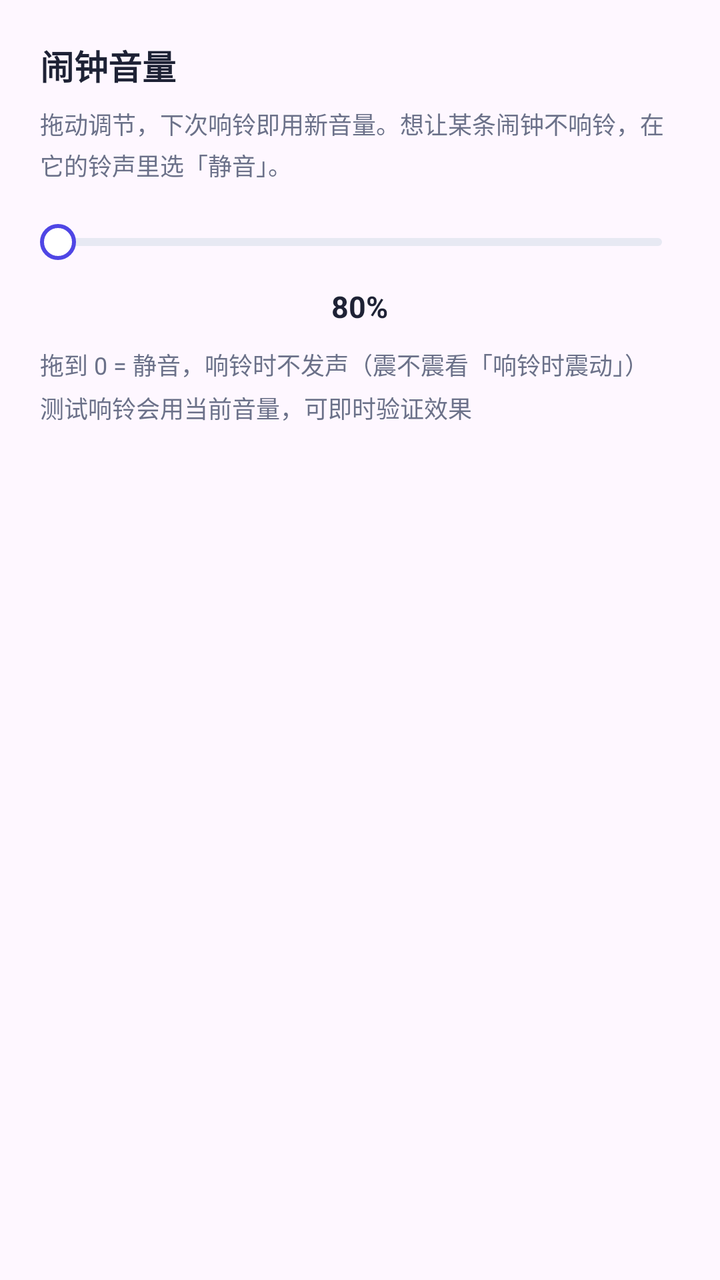
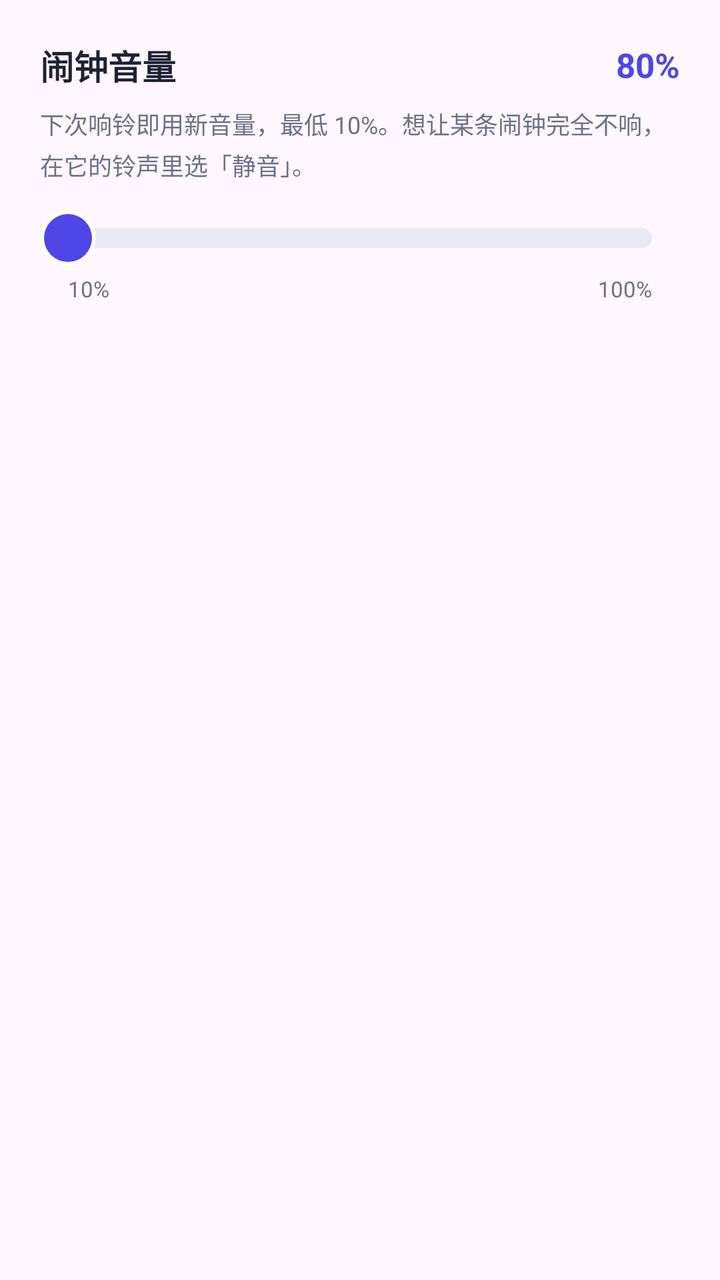

The first picture is an Android layout as it rendered before a commit; the second is the same layout after the commit. The layout source and the unified diff follow.
<!-- AndroidManifest.xml: application theme Theme.WeekdayAlarm -->
<!-- res/layout/dialog_volume.xml -->
<?xml version="1.0" encoding="utf-8"?>
<LinearLayout xmlns:android="http://schemas.android.com/apk/res/android"
    android:layout_width="match_parent"
    android:layout_height="wrap_content"
    android:orientation="vertical"
    android:padding="20dp">

    <TextView
        android:layout_width="wrap_content"
        android:layout_height="wrap_content"
        android:text="@string/dialog_volume_title"
        android:textColor="@color/ink"
        android:textSize="17sp"
        android:textStyle="bold" />

    <TextView
        android:layout_width="match_parent"
        android:layout_height="wrap_content"
        android:layout_marginTop="8dp"
        android:lineSpacingMultiplier="1.2"
        android:text="@string/dialog_volume_message"
        android:textColor="@color/sub"
        android:textSize="12sp" />



    
    <SeekBar
        android:id="@+id/seek_volume"
        android:layout_width="match_parent"
        android:layout_height="wrap_content"
        android:layout_marginTop="12dp"
        android:max="90"
        android:minHeight="36dp"
        android:paddingStart="9dp"
        android:paddingEnd="9dp"
        android:progressDrawable="@drawable/seek_track"
        android:splitTrack="false"
        android:thumb="@drawable/seek_thumb" />

    <TextView
        android:id="@+id/tv_volume_value"
        android:layout_width="wrap_content"
        android:layout_height="wrap_content"
        android:layout_gravity="center_horizontal"
        android:layout_marginTop="4dp"
        android:text="80%"
        android:textColor="@color/ink"
        android:textSize="15sp"
        android:textStyle="bold" />

    <TextView
        android:layout_width="match_parent"
        android:layout_height="wrap_content"
        android:layout_marginTop="10dp"
        android:text="拖到 0 = 静音，响铃时不发声（震不震看「响铃时震动」）"
        android:textColor="@color/sub"
        android:textSize="12sp" />

    <TextView
        android:layout_width="match_parent"
        android:layout_height="wrap_content"
        android:layout_marginTop="4dp"
        android:text="测试响铃会用当前音量，可即时验证效果"
        android:textColor="@color/sub"
        android:textSize="12sp" />
</LinearLayout>
<!-- resources referenced by this layout -->
<resources>
  <color name="ink">#1E2235</color>
  <color name="sub">#6B7189</color>
  <!-- drawable seek_thumb (drawable) -->
  <?xml version="1.0" encoding="utf-8"?>
  <shape xmlns:android="http://schemas.android.com/apk/res/android"
      android:shape="oval">
      <solid android:color="@color/card" />
      <stroke
          android:width="2dp"
          android:color="@color/indigo" />
      <size
          android:width="18dp"
          android:height="18dp" />
  </shape>
  <!-- drawable seek_track (drawable) -->
  <?xml version="1.0" encoding="utf-8"?>
  <layer-list xmlns:android="http://schemas.android.com/apk/res/android">
  
      <item
          android:id="@android:id/background"
          android:gravity="center_vertical"
          android:height="4dp">
          <shape android:shape="rectangle">
              <solid android:color="@color/line" />
              <corners android:radius="@dimen/radius_hairline" />
          </shape>
      </item>
  
      <item
          android:id="@android:id/progress"
          android:gravity="center_vertical"
          android:height="4dp">
          <clip>
              <shape android:shape="rectangle">
                  <solid android:color="@color/indigo" />
                  <corners android:radius="@dimen/radius_hairline" />
              </shape>
          </clip>
      </item>
  </layer-list>
  <string name="dialog_volume_message">拖动调节，下次响铃即用新音量。想让某条闹钟不响铃，在它的铃声里选「静音」。</string>
  <string name="dialog_volume_title">闹钟音量</string>
  <style name="Theme.WeekdayAlarm" parent="Theme.Material3.DayNight.NoActionBar">
          <item name="colorPrimary">@color/indigo</item>
          <item name="colorPrimaryVariant">@color/indigo_dark</item>
          <item name="colorOnPrimary">@color/white</item>
          <item name="android:statusBarColor">@color/bg</item>
          <item name="android:windowLightStatusBar">true</item>
      </style>
  <color name="card">#FFFFFF</color>
  <color name="indigo">#4F46E5</color>
  <color name="line">#E7E9F3</color>
  <dimen name="radius_hairline">2dp</dimen>
  <color name="indigo_dark">#4338CA</color>
  <color name="white">#FFFFFFFF</color>
  <color name="bg">#F4F5FB</color>
</resources>

<!-- the commit's change to res/layout/dialog_volume.xml (unified diff, before → after) -->
@@ -5,13 +5,30 @@
     android:orientation="vertical"
     android:padding="20dp">
 
-    <TextView
-        android:layout_width="wrap_content"
+    <LinearLayout
+        android:layout_width="match_parent"
         android:layout_height="wrap_content"
-        android:text="@string/dialog_volume_title"
-        android:textColor="@color/ink"
-        android:textSize="17sp"
-        android:textStyle="bold" />
+        android:gravity="center_vertical"
+        android:orientation="horizontal">
+
+        <TextView
+            android:layout_width="0dp"
+            android:layout_height="wrap_content"
+            android:layout_weight="1"
+            android:text="@string/dialog_volume_title"
+            android:textColor="@color/ink"
+            android:textSize="17sp"
+            android:textStyle="bold" />
+
+        <TextView
+            android:id="@+id/tv_volume_value"
+            android:layout_width="wrap_content"
+            android:layout_height="wrap_content"
+            android:text="80%"
+            android:textColor="@color/indigo"
+            android:textSize="17sp"
+            android:textStyle="bold" />
+    </LinearLayout>
 
     <TextView
         android:layout_width="match_parent"
@@ -22,46 +39,41 @@
         android:textColor="@color/sub"
         android:textSize="12sp" />
 
-
-
     
     <SeekBar
         android:id="@+id/seek_volume"
         android:layout_width="match_parent"
         android:layout_height="wrap_content"
-        android:layout_marginTop="12dp"
+        android:layout_marginTop="10dp"
         android:max="90"
         android:minHeight="36dp"
-        android:paddingStart="9dp"
-        android:paddingEnd="9dp"
+        android:paddingStart="14dp"
+        android:paddingEnd="14dp"
         android:progressDrawable="@drawable/seek_track"
         android:splitTrack="false"
         android:thumb="@drawable/seek_thumb" />
 
-    <TextView
-        android:id="@+id/tv_volume_value"
-        android:layout_width="wrap_content"
-        android:layout_height="wrap_content"
-        android:layout_gravity="center_horizontal"
-        android:layout_marginTop="4dp"
-        android:text="80%"
-        android:textColor="@color/ink"
-        android:textSize="15sp"
-        android:textStyle="bold" />
-
-    <TextView
+    <LinearLayout
         android:layout_width="match_parent"
         android:layout_height="wrap_content"
-        android:layout_marginTop="10dp"
-        android:text="拖到 0 = 静音，响铃时不发声（震不震看「响铃时震动」）"
-        android:textColor="@color/sub"
-        android:textSize="12sp" />
+        android:orientation="horizontal"
+        android:paddingStart="14dp"
+        android:paddingEnd="14dp">
 
-    <TextView
-        android:layout_width="match_parent"
-        android:layout_height="wrap_content"
-        android:layout_marginTop="4dp"
-        android:text="测试响铃会用当前音量，可即时验证效果"
-        android:textColor="@color/sub"
-        android:textSize="12sp" />
+        <TextView
+            android:layout_width="0dp"
+            android:layout_height="wrap_content"
+            android:layout_weight="1"
+            android:text="10%"
+            android:textColor="@color/sub"
+            android:textSize="11sp" />
+
+        <TextView
+            android:layout_width="wrap_content"
+            android:layout_height="wrap_content"
+            android:text="100%"
+            android:textColor="@color/sub"
+            android:textSize="11sp" />
+    </LinearLayout>
+
 </LinearLayout>
<!-- resource entries referenced after the edit -->
@@ -4,16 +4,27 @@
   <color name="sub">#6B7189</color>
   <!-- drawable seek_thumb (drawable) -->
   <?xml version="1.0" encoding="utf-8"?>
-  <shape xmlns:android="http://schemas.android.com/apk/res/android"
-      android:shape="oval">
-      <solid android:color="@color/card" />
-      <stroke
-          android:width="2dp"
-          android:color="@color/indigo" />
-      <size
-          android:width="18dp"
-          android:height="18dp" />
-  </shape>
+  <layer-list xmlns:android="http://schemas.android.com/apk/res/android">
+  
+      <item>
+          <shape android:shape="oval">
+              <solid android:color="@color/card" />
+              <size
+                  android:width="28dp"
+                  android:height="28dp" />
+          </shape>
+      </item>
+  
+      <item
+          android:bottom="2dp"
+          android:left="2dp"
+          android:right="2dp"
+          android:top="2dp">
+          <shape android:shape="oval">
+              <solid android:color="@color/indigo" />
+          </shape>
+      </item>
+  </layer-list>
   <!-- drawable seek_track (drawable) -->
   <?xml version="1.0" encoding="utf-8"?>
   <layer-list xmlns:android="http://schemas.android.com/apk/res/android">
@@ -21,26 +32,26 @@
       <item
           android:id="@android:id/background"
           android:gravity="center_vertical"
-          android:height="4dp">
+          android:height="10dp">
           <shape android:shape="rectangle">
               <solid android:color="@color/line" />
-              <corners android:radius="@dimen/radius_hairline" />
+              <corners android:radius="@dimen/radius_chip" />
           </shape>
       </item>
   
       <item
           android:id="@android:id/progress"
           android:gravity="center_vertical"
-          android:height="4dp">
+          android:height="10dp">
           <clip>
               <shape android:shape="rectangle">
                   <solid android:color="@color/indigo" />
-                  <corners android:radius="@dimen/radius_hairline" />
+                  <corners android:radius="@dimen/radius_chip" />
               </shape>
           </clip>
       </item>
   </layer-list>
-  <string name="dialog_volume_message">拖动调节，下次响铃即用新音量。想让某条闹钟不响铃，在它的铃声里选「静音」。</string>
+  <string name="dialog_volume_message">下次响铃即用新音量，最低 10%。想让某条闹钟完全不响，在它的铃声里选「静音」。</string>
   <string name="dialog_volume_title">闹钟音量</string>
   <style name="Theme.WeekdayAlarm" parent="Theme.Material3.DayNight.NoActionBar">
           <item name="colorPrimary">@color/indigo</item>
@@ -52,7 +63,7 @@
   <color name="card">#FFFFFF</color>
   <color name="indigo">#4F46E5</color>
   <color name="line">#E7E9F3</color>
-  <dimen name="radius_hairline">2dp</dimen>
+  <dimen name="radius_chip">10dp</dimen>
   <color name="indigo_dark">#4338CA</color>
   <color name="white">#FFFFFFFF</color>
   <color name="bg">#F4F5FB</color>
